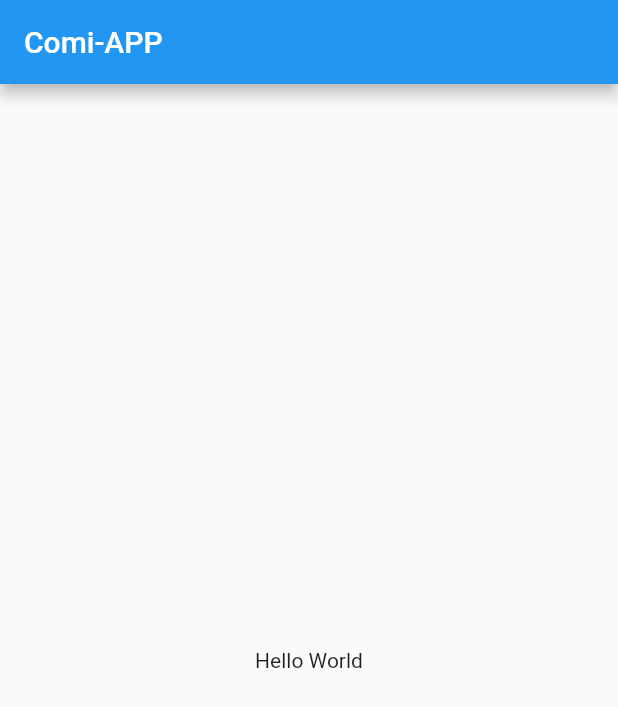
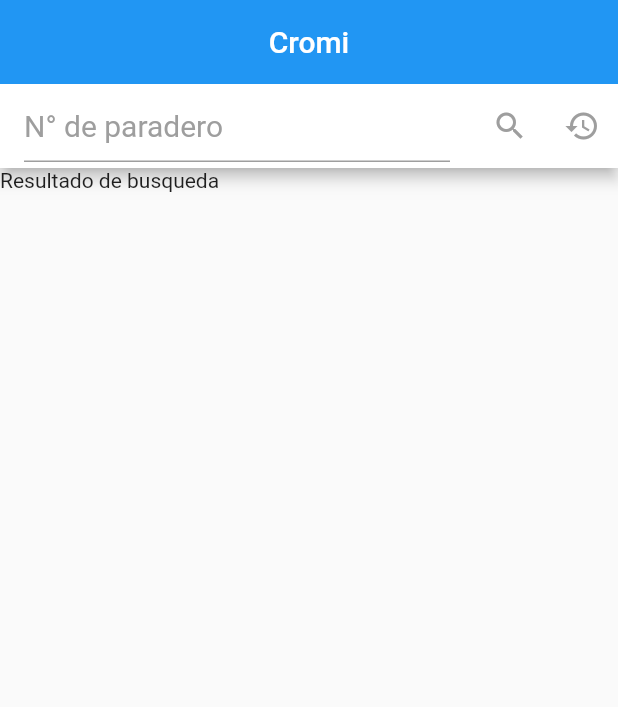
Before and after one commit to carlos0896/Cromi-APP, a Flutter app: the screen it shows after launch, on a phone screen of 412 x 824 dp. Shown: the top 707 px of the screen. Run offline on Flutter 3.47's test engine with Material 2 defaults, Android fonts, the phone set to English and light mode, and no system bars.

Commit message:
The structure og the AppBar is created, a second AppBar is created with a search TextField and two icon buttons, one to search a stop and another to see the search history. The result of search stop and the search history are visualized on a PageView

```diff
--- a/lib/main.dart
+++ b/lib/main.dart
@@ -1,3 +1,4 @@
+import 'package:cromi/src/pages/home_page.dart';
 import 'package:flutter/material.dart';
 
 void main() => runApp(MyApp());
@@ -6,17 +7,12 @@ class MyApp extends StatelessWidget {
   @override
   Widget build(BuildContext context) {
     return MaterialApp(
-      title: 'Cromi-APP',
-      home: Scaffold(
-        appBar: AppBar(
-          title: Text('Comi-APP'),
-        ),
-        body: Center(
-          child: Container(
-            child: Text('Hello World'),
-          ),
-        ),
-      ),
+      debugShowCheckedModeBanner: false,
+      title: 'Peliculas',
+      initialRoute: '/',
+      routes: {
+        '/': (BuildContext context) => HomePage(),
+      }
     );
   }
 }
--- /dev/null
+++ b/lib/src/pages/home_page.dart
@@ -0,0 +1,89 @@
+import 'package:flutter/material.dart';
+import 'package:flutter/rendering.dart';
+
+class HomePage extends StatefulWidget {
+  HomePage({Key key}) : super(key: key);
+
+  @override
+  _HomePageState createState() => _HomePageState();
+}
+
+class _HomePageState extends State<HomePage> {
+
+  Icon cusIcon = Icon(Icons.search);
+  Widget cusSearchBar = TextField(
+    textInputAction: TextInputAction.go,
+    style: TextStyle(
+      fontSize: 20.0
+    ),
+    decoration: InputDecoration(
+      hintText: 'N° de paradero',
+      hintStyle: TextStyle(color: Colors.grey),
+    ),
+  );
+
+  PageController pageController = PageController(
+    initialPage: 0,
+    keepPage: true,
+  );
+
+  @override
+  Widget build(BuildContext context) {
+    return Scaffold(
+      appBar: AppBar(
+        title: Text('Cromi'),
+        elevation: 0.0,
+        centerTitle: true,
+      ),
+      body: _makeBody()
+    );
+  }
+
+  Widget _makeBody() {
+
+    return Scaffold(
+      appBar: AppBar(
+        backgroundColor: Colors.white,
+        actions: <Widget>[
+          IconButton(
+            icon: cusIcon,
+            color: Colors.grey,
+            onPressed: () {
+              pageController.animateToPage(
+                0,
+                duration: Duration(milliseconds: 300),
+                curve: Curves.linear,
+              );
+            },
+          ),
+          IconButton(
+            icon: Icon(Icons.history),
+            color: Colors.grey,
+            onPressed: () {
+              pageController.animateToPage(
+                1,
+                duration: Duration(milliseconds: 300),
+                curve: Curves.linear,
+              );
+            },
+          ),
+        ],
+        title: cusSearchBar,
+      ),
+      body: _buildPageView(),
+    );
+
+  }
+
+  Widget _buildPageView() {
+    return PageView(
+      controller: pageController,
+      scrollDirection: Axis.vertical,
+      physics:new NeverScrollableScrollPhysics(),
+      children: <Widget>[
+        Text('Resultado de busqueda'),
+        Text('Historial'),
+      ],
+    );
+  }
+}
```
